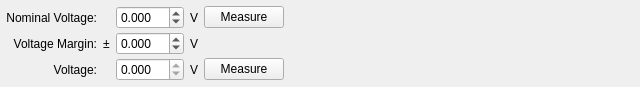
First picture: the form in src/gui/voltagecriterion_view.ui, repository eseo-emc/emctestbench, before the edit.
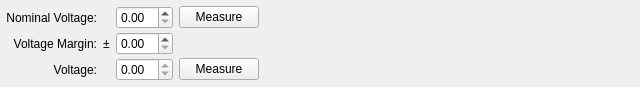
Second picture: the form after the edit. Custom widgets are drawn as their Qt base class.

The edit to the form file:
```diff
--- a/src/gui/voltagecriterion_view.ui
+++ b/src/gui/voltagecriterion_view.ui
@@ -42,33 +42,16 @@
       </widget>
      </item>
      <item row="0" column="2">
-      <widget class="QDoubleSpinBox" name="nominalVoltage">
-       <property name="decimals">
-        <number>3</number>
-       </property>
-       <property name="minimum">
-        <double>-99.989999999999995</double>
-       </property>
-       <property name="singleStep">
-        <double>0.100000000000000</double>
-       </property>
-      </widget>
+      <widget class="QuantityWidgetController" name="nominalVoltage"/>
      </item>
      <item row="0" column="3">
-      <widget class="QLabel" name="label_3">
-       <property name="text">
-        <string>V</string>
-       </property>
-      </widget>
-     </item>
-     <item row="0" column="4">
       <widget class="QPushButton" name="measureNominal">
        <property name="text">
         <string>Measure</string>
        </property>
       </widget>
      </item>
-     <item row="0" column="5" rowspan="3">
+     <item row="0" column="4" rowspan="3">
       <spacer name="horizontalSpacer">
        <property name="orientation">
         <enum>Qt::Horizontal</enum>
@@ -102,24 +85,7 @@
       </widget>
      </item>
      <item row="1" column="2">
-      <widget class="QDoubleSpinBox" name="voltageMargin">
-       <property name="decimals">
-        <number>3</number>
-       </property>
-       <property name="minimum">
-        <double>-99.989999999999995</double>
-       </property>
-       <property name="singleStep">
-        <double>0.100000000000000</double>
-       </property>
-      </widget>
-     </item>
-     <item row="1" column="3">
-      <widget class="QLabel" name="label_2">
-       <property name="text">
-        <string>V</string>
-       </property>
-      </widget>
+      <widget class="QuantityWidgetController" name="voltageMargin"/>
      </item>
      <item row="2" column="0">
       <widget class="QLabel" name="label_6">
@@ -132,13 +98,6 @@
       </widget>
      </item>
      <item row="2" column="3">
-      <widget class="QLabel" name="label_5">
-       <property name="text">
-        <string>V</string>
-       </property>
-      </widget>
-     </item>
-     <item row="2" column="4">
       <widget class="QPushButton" name="measure">
        <property name="text">
         <string>Measure</string>
@@ -150,15 +109,6 @@
        <property name="readOnly">
         <bool>true</bool>
        </property>
-       <property name="decimals">
-        <number>3</number>
-       </property>
-       <property name="minimum">
-        <double>-99.989999999999995</double>
-       </property>
-       <property name="singleStep">
-        <double>0.100000000000000</double>
-       </property>
       </widget>
      </item>
     </layout>
@@ -172,6 +122,11 @@
    <header>gui.passfailwidget.h</header>
    <container>1</container>
   </customwidget>
+  <customwidget>
+   <class>QuantityWidgetController</class>
+   <extends>QDoubleSpinBox</extends>
+   <header>gui.quantitywidget_controller.h</header>
+  </customwidget>
  </customwidgets>
  <resources>
   <include location="icons/icons.qrc"/>
```
Left out of the diff: 4 changed lines with no effect on the pictures.
